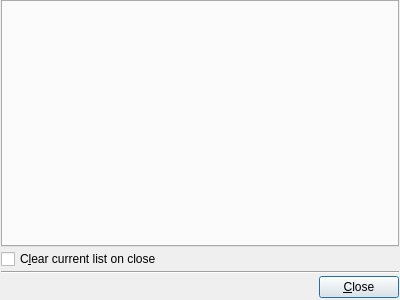
Old version of the form Viewer/src/ChangeNotifyDialog.ui in the repository ecmwf/ecflow.
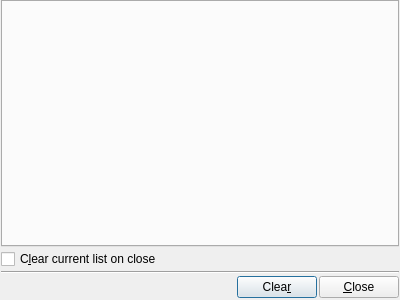
New version of the form. Custom widgets are drawn as their Qt base class.

What changed in the file:
```diff
--- a/Viewer/src/ChangeNotifyDialog.ui
+++ b/Viewer/src/ChangeNotifyDialog.ui
@@ -65,6 +65,13 @@
        </property>
       </spacer>
      </item>
+     <item>
+      <widget class="QPushButton" name="clearPb_">
+       <property name="text">
+        <string>Clea&amp;r</string>
+       </property>
+      </widget>
+     </item>
      <item>
       <widget class="QPushButton" name="closePb_">
        <property name="text">
```
